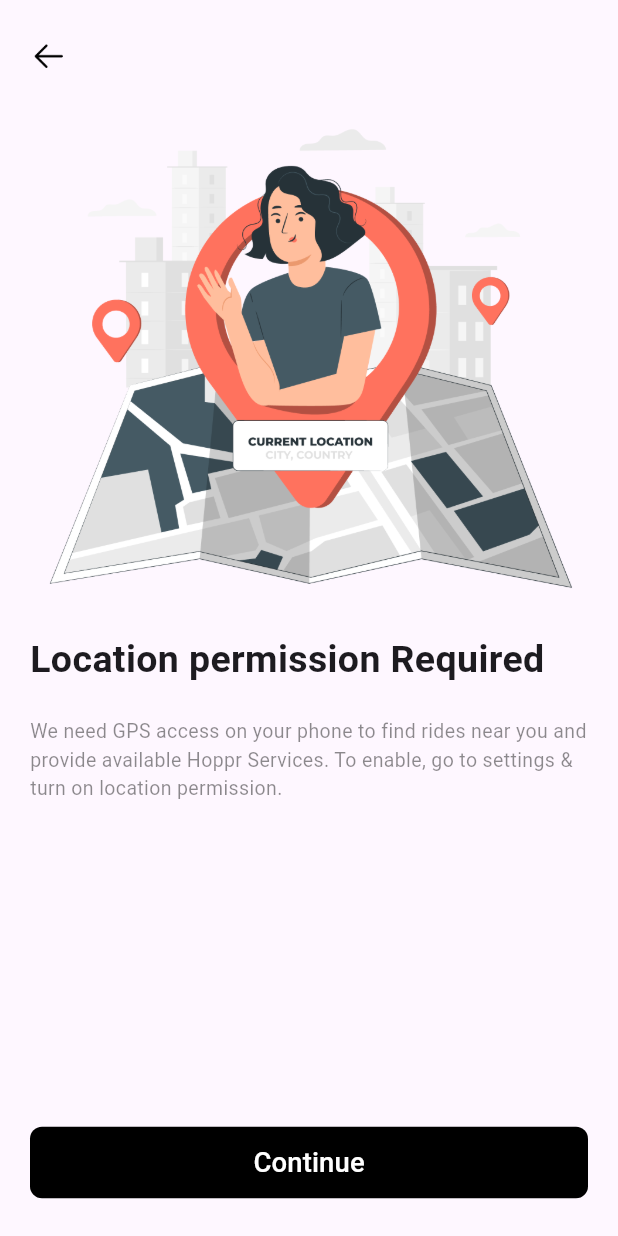
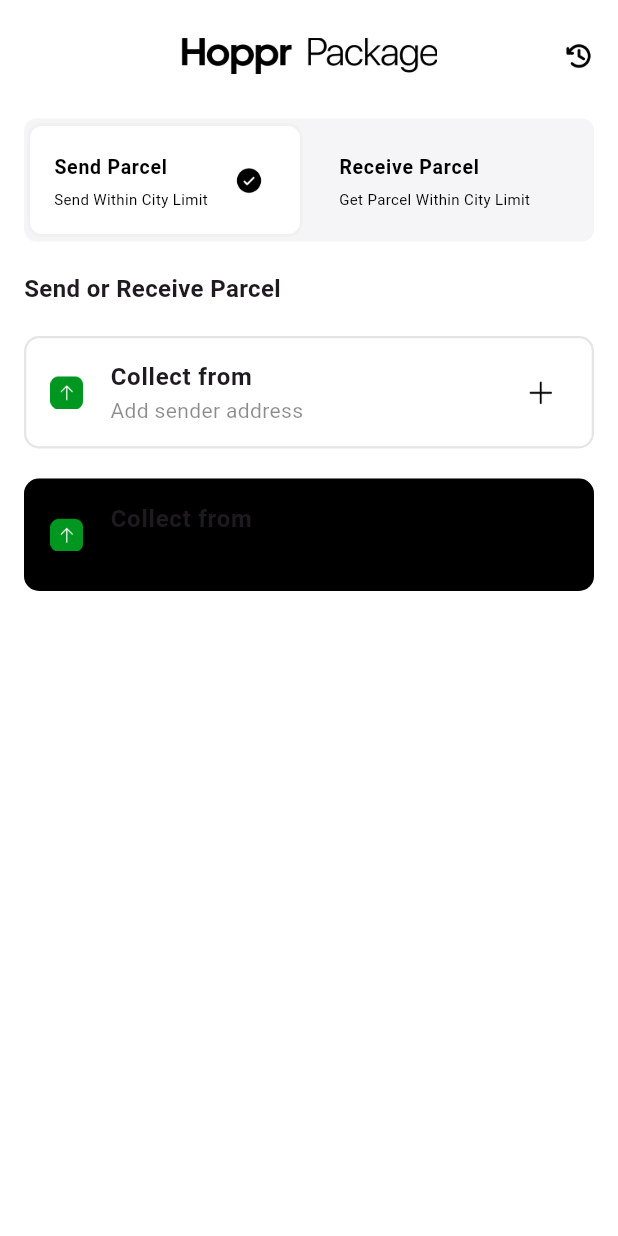
Before and after one commit to vigneshkumar-001/hopper_customer, a Flutter app: the PermissionScreens screen opened directly, after a tap on "Continue", on a phone screen of 412 x 824 dp. Run offline on Flutter 3.47's test engine with Material 3 defaults, Android fonts, the phone set to English and light mode, and no system bars; our stand-ins replace country_picker, flutter_screenutil, get, pin_code_fields; Roboto replaces fonts that are missing (Roboto-normal).

Commit message:
New Changes

```diff
--- a/lib/Core/Consents/app_colors.dart
+++ b/lib/Core/Consents/app_colors.dart
@@ -10,6 +10,7 @@ class AppColors {
 
   static const commonBlack = Color(0xff000000);
   static const commonWhite = Color(0xffFFFFFF);
+
   static const textColor = Color(0xff686868);
   static const sampleDocText = Color(0xff666666);
   static const dividerColor1 = Color(0xffF1F1F1);
--- a/lib/Core/Consents/app_texts.dart
+++ b/lib/Core/Consents/app_texts.dart
@@ -10,6 +10,9 @@ class AppTexts {
   static String resendCode = 'Resend Code';
   static String verify = 'Verify';
   static String locationPermission = 'Location permission Required';
+  static String sendOrReceiveParcel = 'Send or Receive Parcel';
+  static String collectFrom = 'Collect from';
+  static String addSenderAddress = 'Add sender address';
   static String locationPermissionContent = 'We need GPS access on your phone to find rides near you and provide available Hoppr Services. To enable, go to settings & turn on location permission.';
 
 }
--- a/lib/Core/Utility/app_images.dart
+++ b/lib/Core/Utility/app_images.dart
@@ -2,4 +2,9 @@ class AppImages {
   static String splashLogo = "assets/images/splash_logo.png";
   static String backImage = "assets/images/backImage.png";
   static String location = "assets/images/location.png";
+  static String hopprPackage = "assets/images/hopprPackage.png";
+  static String history = "assets/images/history.png";
+  static String tick = "assets/images/tick.png";
+  static String add = "assets/images/add.png";
+  static String colorUpArrow = "assets/images/colorUpArrow.png";
 }
--- a/lib/Presentation/Authentication/screens/mobile_screens.dart
+++ b/lib/Presentation/Authentication/screens/mobile_screens.dart
@@ -54,7 +54,7 @@ class _MobileScreensState extends State<MobileScreens> {
                       crossAxisAlignment: CrossAxisAlignment.start,
                       children: [
                         AppButtons.backButton(context: context),
-                        SizedBox(height: 25),
+                        const SizedBox(height: 25),
                         CustomTextFields.textWithStyles700(
                           AppTexts.enterMobileNumberForVerification,
                         ),
@@ -64,8 +64,10 @@ class _MobileScreensState extends State<MobileScreens> {
                         ),
                         const SizedBox(height: 20),
 
+                        // Country Code & Mobile Number Input Row
                         Row(
                           children: [
+                            // Country Selector
                             Expanded(
                               flex: 2,
                               child: GestureDetector(
@@ -96,8 +98,7 @@ class _MobileScreensState extends State<MobileScreens> {
                                               .isEmpty
                                               ? '+--'
                                               : controller
-                                                  .selectedCountryCode
-                                                  .value,
+                                              .selectedCountryCode.value,
                                           style: const TextStyle(fontSize: 16),
                                         ),
                                         const Icon(Icons.arrow_drop_down),
@@ -108,22 +109,41 @@ class _MobileScreensState extends State<MobileScreens> {
                               ),
                             ),
                             const SizedBox(width: 5),
+
+                            // Mobile Number Field with Validation
                             Expanded(
                               flex: 4,
-                              child: TextField(
-                                autofocus: true,
+                              child: TextFormField(
+                                onChanged: (value) {
+                                  // Trigger revalidation on each change
+                                  _formKey.currentState?.validate();
+                                },
                                 controller: controller.mobileNumber,
                                 keyboardType: TextInputType.phone,
+                                autofocus: true,
                                 inputFormatters: [
                                   LengthLimitingTextInputFormatter(10),
                                   FilteringTextInputFormatter.digitsOnly,
                                 ],
+                                validator: (value) {
+                                  final code =
+                                      controller.selectedCountryCode.value;
+                                  if (value == null || value.isEmpty) {
+                                    return 'Please enter your Mobile Number';
+                                  } else if (code == '+91' && value.length != 10) {
+                                    return 'Indian numbers must be exactly 10 digits';
+                                  } else if (code == '+234' &&
+                                      value.length != 10) {
+                                    return 'Nigerian numbers must be exactly 10 digits';
+                                  }
+                                  return null;
+                                },
                                 decoration: InputDecoration(
+                                  hintText: 'Enter mobile number',
                                   contentPadding: const EdgeInsets.symmetric(
                                     vertical: 1,
                                     horizontal: 10,
                                   ),
-                                  hintText: 'Enter mobile number',
                                   filled: true,
                                   fillColor: AppColors.containerColor,
                                   border: OutlineInputBorder(
@@ -131,58 +151,24 @@ class _MobileScreensState extends State<MobileScreens> {
                                     borderRadius: BorderRadius.circular(4),
                                   ),
                                 ),
-                                onChanged: (value) {
-                                  final code =
-                                      controller.selectedCountryCode.value;
-                                  if (value.isEmpty) {
-                                    controller.errorText.value =
-                                        'Please enter your Mobile Number';
-                                  } else if (code == '+91' &&
-                                      value.length != 10) {
-                                    controller.errorText.value =
-                                        'Indian numbers must be exactly 10 digits';
-                                  } else if (code == '+234' &&
-                                      value.length != 10) {
-                                    controller.errorText.value =
-                                        'Nigerian numbers must be exactly 10 digits';
-                                  } else {
-                                    controller.errorText.value = '';
-                                  }
-                                },
                               ),
                             ),
                           ],
-                        ),
-
-                        Obx(
-                          () =>
-                              controller.errorText.value.isNotEmpty
-                                  ? Align(
-                                    alignment: Alignment.centerRight,
-                                    child: Text(
-                                      controller.errorText.value,
-                                      style: const TextStyle(
-                                        color: Colors.red,
-                                        fontSize: 10,
-                                      ),
-                                    ),
-                                  )
-                                  : const SizedBox(),
                         ),
                       ],
                     ),
                   ),
                 ),
+
+                // Submit Button
                 AppButtons.button(
                   onTap: () {
                     if (_formKey.currentState!.validate()) {
                       Navigator.push(
                         context,
                         MaterialPageRoute(
-                          builder:
-                              (context) => OtpScreens(
-                                countyCode:
-                                    controller.selectedCountryCode.value,
+                          builder: (context) => OtpScreens(
+                            countyCode: controller.selectedCountryCode.value,
                             mobileNumber: controller.mobileNumber.text,
                           ),
                         ),
@@ -198,4 +184,5 @@ class _MobileScreensState extends State<MobileScreens> {
       ),
     );
   }
+
 }
--- a/lib/Presentation/Authentication/screens/otp_screens.dart
+++ b/lib/Presentation/Authentication/screens/otp_screens.dart
@@ -147,6 +147,11 @@ class _OtpScreensState extends State<OtpScreens> {
                             debugPrint(value);
 
                             verifyCode = value;
+                            if (value.length == 4 && otpError != null) {
+                              setState(() {
+                                otpError = null;
+                              });
+                            }
                           },
                           beforeTextPaste: (text) {
                             debugPrint("Allowing to paste $text");
@@ -182,12 +187,22 @@ class _OtpScreensState extends State<OtpScreens> {
               ),
               AppButtons.button(
                 onTap: () {
+                  if (otp.text.length != 4) {
+                    errorController?.add(ErrorAnimationType.shake);
+                    setState(() {
+                      otpError = 'Please enter a valid 4-digit OTP';
+                      isButtonDisabled = false;
+                    });
+                    return;
+                  } else {
                     Navigator.push(
                       context,
                       MaterialPageRoute(
                         builder: (context) => PermissionScreens(),
                       ),
                     );
+                  }
+
                   // if (otp.text.length != 4) {
                   //   errorController?.add(ErrorAnimationType.shake);
                   //   setState(() {
--- a/lib/Presentation/Authentication/screens/permission_screens.dart
+++ b/lib/Presentation/Authentication/screens/permission_screens.dart
@@ -5,6 +5,7 @@ import 'package:hopper/Core/Consents/app_texts.dart';
 import 'package:hopper/Core/Utility/app_buttons.dart';
 import 'package:hopper/Core/Utility/app_images.dart';
 import 'package:hopper/Presentation/Authentication/widgets/textfields.dart';
+import 'package:hopper/Presentation/OnBoarding/Screens/package_screens.dart';
 
 class PermissionScreens extends StatefulWidget {
   const PermissionScreens({super.key});
@@ -43,7 +44,9 @@ class _PermissionScreensState extends State<PermissionScreens> {
                   ),
                 ),
               ),
-              AppButtons.button(onTap: () {}, text: AppTexts.continues),
+              AppButtons.button(onTap: () {
+                Navigator.push(context, MaterialPageRoute(builder: (context)=>PackageScreens()));
+              }, text: AppTexts.continues),
             ],
           ),
         ),
--- a/lib/Presentation/Authentication/widgets/textfields.dart
+++ b/lib/Presentation/Authentication/widgets/textfields.dart
@@ -69,13 +69,12 @@ class CustomTextFields {
       ],
     );
   }
-
-  static textWithStyles700(String text, {String? text1}) {
+  static Text textWithStyles700(String text, {String? text1, double fontSize = 25}) {
     return Text(
       text + (text1 ?? ''),
-      style: const TextStyle(
+      style: TextStyle(
         fontWeight: FontWeight.w700,
-        fontSize: 25,
+        fontSize: fontSize,
       ),
     );
   }
--- /dev/null
+++ b/lib/Presentation/OnBoarding/Screens/package_screens.dart
@@ -0,0 +1,82 @@
+import 'package:flutter/material.dart';
+import 'package:hopper/Core/Consents/app_colors.dart';
+import 'package:hopper/Core/Consents/app_texts.dart';
+import 'package:hopper/Core/Utility/app_images.dart';
+import 'package:hopper/Presentation/Authentication/widgets/textfields.dart';
+import 'package:hopper/Presentation/OnBoarding/Widgets/package_contoiner.dart';
+
+class PackageScreens extends StatefulWidget {
+  const PackageScreens({super.key});
+
+  @override
+  State<PackageScreens> createState() => _PackageScreensState();
+}
+
+class _PackageScreensState extends State<PackageScreens> {
+  bool isSendSelected = true;
+  int selectedIndex = 0;
+  @override
+  Widget build(BuildContext context) {
+    return Scaffold(
+      body: SafeArea(
+        child: SingleChildScrollView(
+          child: Padding(
+            padding: const EdgeInsets.symmetric(horizontal: 16.0, vertical: 25),
+            child: Column(
+              crossAxisAlignment: CrossAxisAlignment.start,
+              children: [
+                Stack(
+                  alignment: Alignment.center,
+                  children: [
+                    Center(
+                      child: Image.asset(AppImages.hopprPackage, height: 24),
+                    ),
+                    Positioned(
+                      right: 0,
+                      child: Image.asset(
+                        AppImages.history,
+                        height: 20,
+                        width: 20,
+                      ),
+                    ),
+                  ],
+                ),
+                SizedBox(height: 30),
+
+                PackageContainer.customContainers(
+                  isSendSelected: isSendSelected,
+                  onSelectionChanged: (selected) {
+                    setState(() {
+                      isSendSelected = selected;
+                    });
+                  },
+                ),
+                SizedBox(height: 20),
+                CustomTextFields.textWithStyles700(
+                  fontSize: 16,
+                  AppTexts.sendOrReceiveParcel,
+                ),
+                SizedBox(height: 20),
+
+                PackageContainer.customPlainContainers(
+                  containerColor: AppColors.commonWhite,
+                  subTitle: AppTexts.addSenderAddress,
+                  title: AppTexts.collectFrom,
+                  leadingImage: AppImages.colorUpArrow,
+                ),
+                SizedBox(height: 20),
+
+                PackageContainer.customPlainContainers(
+                  containerColor: AppColors.commonBlack,
+                  subTitle: AppTexts.addSenderAddress,
+                  title: AppTexts.collectFrom,
+                  leadingImage: AppImages.colorUpArrow,
+                ),
+              ],
+            ),
+          ),
+        ),
+      ),
+    );
+  }
+}
--- /dev/null
+++ b/lib/Presentation/OnBoarding/Widgets/package_contoiner.dart
@@ -0,0 +1,126 @@
+import 'package:flutter/material.dart';
+import 'package:hopper/Core/Consents/app_colors.dart';
+import 'package:hopper/Core/Consents/app_texts.dart';
+import 'package:hopper/Core/Utility/app_images.dart';
+import 'package:hopper/Presentation/Authentication/widgets/textfields.dart';
+
+class PackageContainer {
+  static Widget customContainers({
+    required bool isSendSelected,
+    required ValueChanged<bool> onSelectionChanged,
+  }) {
+    return Container(
+      decoration: BoxDecoration(
+        color: AppColors.containerColor1,
+        borderRadius: BorderRadius.circular(8),
+      ),
+      child: Padding(
+        padding: const EdgeInsets.symmetric(horizontal: 2.0, vertical: 3),
+        child: Row(
+          children: [
+            // Send Parcel
+            Expanded(
+              child: GestureDetector(
+                onTap: () => onSelectionChanged(true),
+                child: Container(
+                  decoration: BoxDecoration(
+                    color: isSendSelected ? AppColors.commonWhite : null,
+                    borderRadius: BorderRadius.circular(10),
+                    border:
+                        isSendSelected
+                            ? Border.all(
+                              color: AppColors.containerColor,
+                              width: 2,
+                            )
+                            : null,
+                  ),
+                  child: ListTile(
+                    title: Text(
+                      'Send Parcel',
+                      style: TextStyle(
+                        fontSize: 13,
+                        fontWeight: FontWeight.w600,
+                        color: Colors.black,
+                      ),
+                    ),
+                    trailing:
+                        isSendSelected
+                            ? Image.asset(AppImages.tick, height: 20, width: 20)
+                            : null,
+                    subtitle: Text(
+                      'Send Within City Limit',
+                      style: TextStyle(fontSize: 10, color: Colors.black),
+                    ),
+                  ),
+                ),
+              ),
+            ),
+            const SizedBox(width: 8),
+
+            // Receive Parcel
+            Expanded(
+              child: GestureDetector(
+                onTap: () => onSelectionChanged(false),
+                child: Container(
+                  decoration: BoxDecoration(
+                    border:
+                        !isSendSelected
+                            ? Border.all(
+                              color: AppColors.containerColor,
+                              width: 2,
+                            )
+                            : null,
+                    color: !isSendSelected ? AppColors.commonWhite : null,
+                    borderRadius: BorderRadius.circular(10),
+                  ),
+                  child: ListTile(
+                    title: Text(
+                      'Receive Parcel',
+                      style: TextStyle(
+                        fontSize: 13,
+                        fontWeight: FontWeight.w600,
+                        color: Colors.black,
+                      ),
+                    ),
+                    trailing:
+                        !isSendSelected
+                            ? Image.asset(AppImages.tick, height: 20, width: 20)
+                            : null,
+                    subtitle: Text(
+                      'Get Parcel Within City Limit',
+                      style: TextStyle(fontSize: 10, color: Colors.black),
+                    ),
+                  ),
+                ),
+              ),
+            ),
+          ],
+        ),
+      ),
+    );
+  }
+
+  static customPlainContainers({
+    required Color containerColor,
+    required String leadingImage,
+    required String title,
+    required String subTitle,
+  }) {
+    return Container(
+      decoration: BoxDecoration(
+        color: containerColor,
+        border: Border.all(
+          color: AppColors.commonBlack.withOpacity(0.1),
+          width: 1.5,
+        ),
+        borderRadius: BorderRadius.circular(10),
+      ),
+      child: ListTile(
+        leading: Image.asset(leadingImage, height: 22, width: 22),
+        trailing: Image.asset(AppImages.add, height: 20, width: 20),
+        title: CustomTextFields.textWithStyles700(fontSize: 16, title),
+        subtitle: Text(subTitle, style: TextStyle(color: Colors.black45)),
+      ),
+    );
+  }
+}
--- a/lib/main.dart
+++ b/lib/main.dart
@@ -1,4 +1,5 @@
 import 'package:flutter/material.dart';
+import 'package:hopper/Core/Consents/app_colors.dart';
 import 'package:hopper/Presentation/Authentication/screens/splash_screens.dart';
 import 'package:flutter_screenutil/flutter_screenutil.dart';
 import 'package:get/get.dart';
@@ -16,6 +17,9 @@ class MyApp extends StatelessWidget {
     return ScreenUtilInit(
       designSize: const Size(360, 690),
       child: GetMaterialApp(
+          theme: ThemeData(
+            scaffoldBackgroundColor:AppColors.commonWhite,
+          ),
          debugShowCheckedModeBanner: false,
           home: SplashScreens()),
     );
```
Also changed, not shown: assets/images/add.png (added), assets/images/colorUpArrow.png (added), assets/images/history.png (added), assets/images/hopprPackage.png (added), assets/images/tick.png (added). Lines whose indentation alone changed are shown as unchanged.
